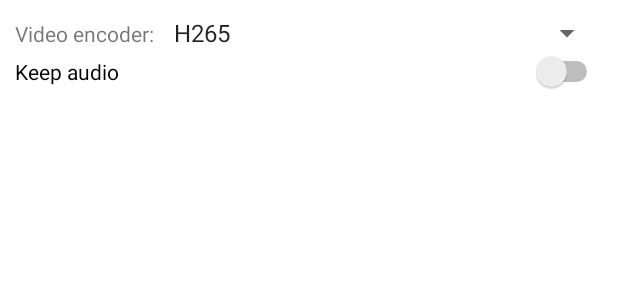
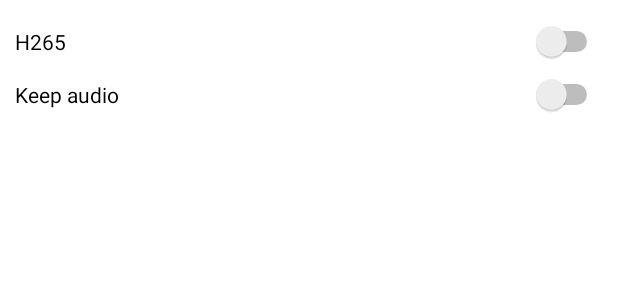
Before and after one commit to danopdev/VideoStab, an Android app: the layout settings_fragment.xml on its own in the app's theme, with its tools: preview values and no code run, on a phone screen of 412 x 824 dp. Shown: the top 300 px of the screen. Run offline under Robolectric (Android 15) with nearby library versions, the phone set to English and light mode, and no system bars.

Commit message:
Update settings

```diff
--- a/app/src/main/java/com/dan/videostab/MainFragment.kt
+++ b/app/src/main/java/com/dan/videostab/MainFragment.kt
@@ -561,7 +561,7 @@ class MainFragment(activity: MainActivity) : AppFragment(activity) {
             framesInput.width,
             framesInput.height,
             0,
-            Settings.ENCODER_H265 == settings.encoder
+            settings.encodeH265
         )
 
         if (!videoOutput.isOpened) {
--- a/app/src/main/java/com/dan/videostab/Settings.kt
+++ b/app/src/main/java/com/dan/videostab/Settings.kt
@@ -31,9 +31,6 @@ class Settings( private val activity: Activity) {
         const val ALGORITHM_PANNING_B = 8
         const val ALGORITHM_NO_ROTATION = 9
 
-        const val ENCODER_H265 = 0
-        const val ENCODER_H264 = 1
-
         const val MAX_ANALYSE_SIZE = 1920
 
         const val SAVE_FOLDER_SUFFIX = "/VideoStab"
@@ -43,7 +40,7 @@ class Settings( private val activity: Activity) {
     var viewMode: Int = VIEW_MODE_SPLIT_HORIZONTAL
     var algorithm: Int = ALGORITHM_GENERIC
     var strength: Int = 1
-    var encoder: Int = ENCODER_H265
+    var encodeH265 = true
     var keepAudio = false
 
     init {
--- a/app/src/main/res/layout/settings_fragment.xml
+++ b/app/src/main/res/layout/settings_fragment.xml
@@ -17,31 +17,20 @@
                 android:layout_height="wrap_content"
                 android:orientation="vertical">
 
-                <LinearLayout
+                <Switch
+                    android:id="@+id/switchEncode265"
                     android:layout_width="match_parent"
-                    android:layout_height="match_parent"
-                    android:layout_gravity="center_vertical"
-                    android:orientation="horizontal">
-
-                    <TextView
-                        android:layout_width="wrap_content"
-                        android:layout_height="wrap_content"
-                        android:layout_marginRight="5dp"
-                        android:text="Video encoder:" />
-
-                    <Spinner
-                        android:id="@+id/videoEncoder"
-                        android:layout_width="match_parent"
-                        android:layout_height="wrap_content"
-                        android:layout_weight="1"
-                        android:entries="@array/video_encoder"
-                        android:spinnerMode="dropdown" />
-                </LinearLayout>
+                    android:layout_height="wrap_content"
+                    android:paddingTop="8dp"
+                    android:paddingBottom="8dp"
+                    android:text="H265" />
 
                 <Switch
                     android:id="@+id/switchKeepAudio"
                     android:layout_width="match_parent"
                     android:layout_height="wrap_content"
+                    android:paddingTop="8dp"
+                    android:paddingBottom="8dp"
                     android:text="Keep audio" />
             </LinearLayout>
         </ScrollView>
```
Also changed, not shown: app/src/main/java/com/dan/videostab/SettingsFragment.kt (+12 -2 lines).
